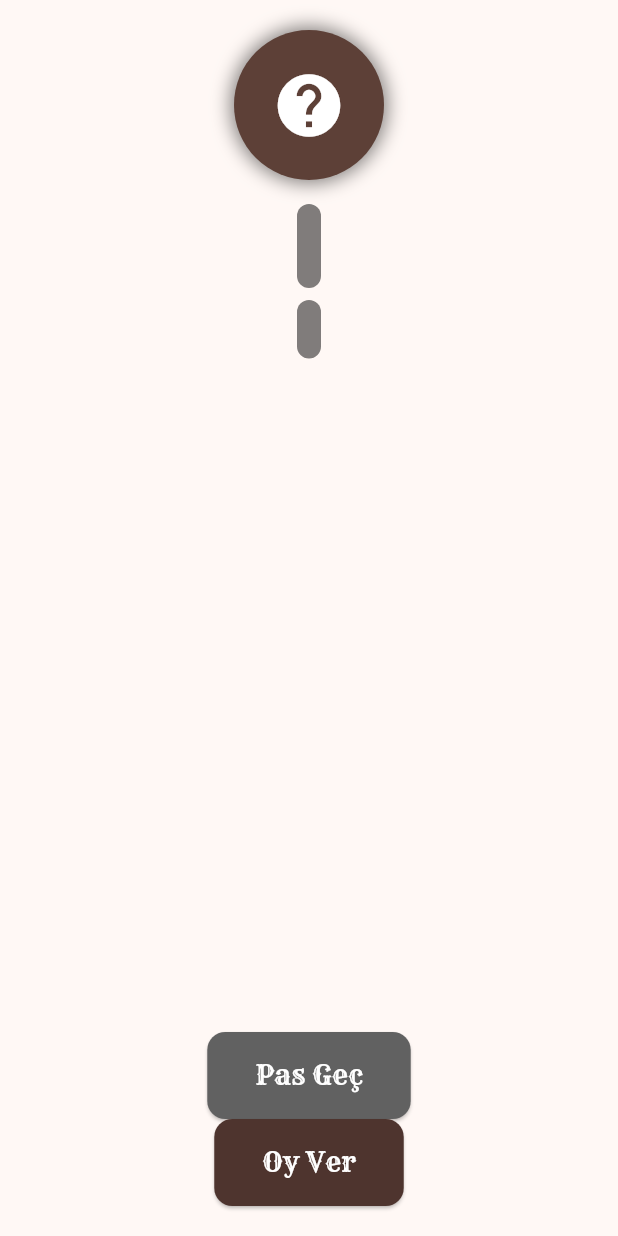
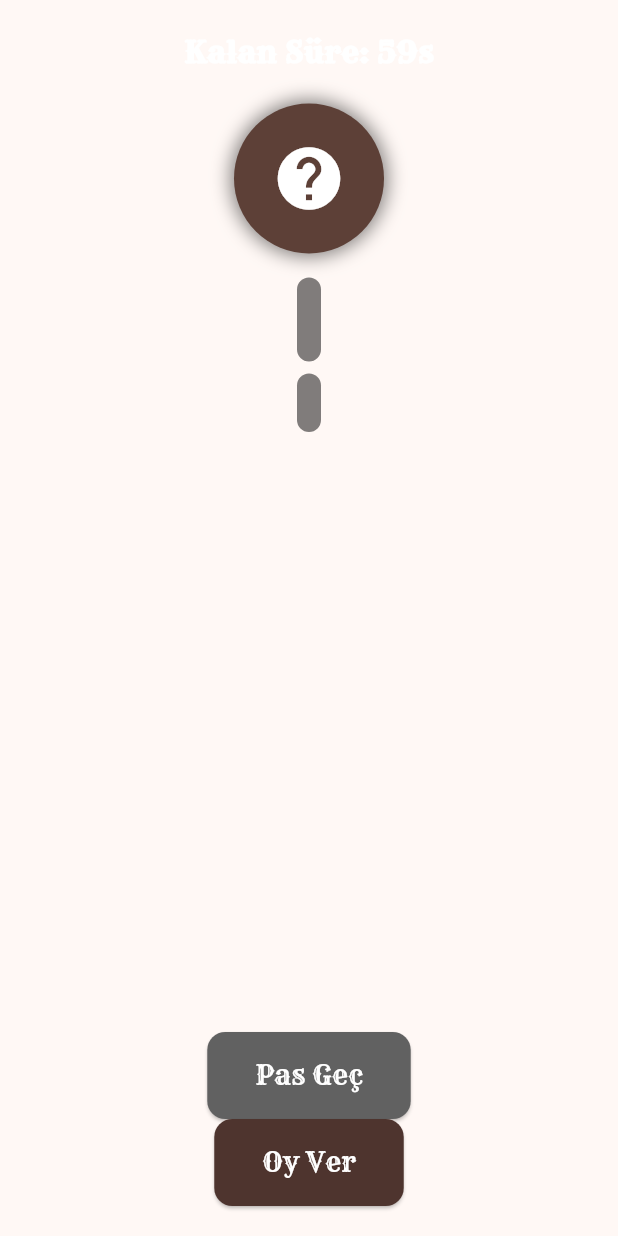
Before and after one commit to cihatemrevrds/noondaygame, a Flutter app: the DayPhaseScreen widget shown alone on an empty page, opened directly with empty values, on a phone screen of 412 x 824 dp. Run offline on Flutter 3.47's test engine with Material 3 defaults, Android fonts, the phone set to English and light mode, and no system bars; our stand-ins replace cloud_firestore, firebase_auth, firebase_core; accounts and stored records are empty.

Commit message:
screen settings fixed

```diff
--- a/lib/screens/day_phase_screen.dart
+++ b/lib/screens/day_phase_screen.dart
@@ -1,6 +1,56 @@
 import 'package:flutter/material.dart';
+import 'dart:async';
 import '../models/player.dart';
 import '../widgets/role_utils.dart';
+import '../services/lobby_service.dart';
+
+class TimerWidget extends StatefulWidget {
+  final int dayPhaseDuration;
+
+  const TimerWidget({super.key, required this.dayPhaseDuration});
+
+  @override
+  _TimerWidgetState createState() => _TimerWidgetState();
+}
+
+class _TimerWidgetState extends State<TimerWidget> {
+  late int remainingTime;
+  late Timer timer;
+
+  @override
+  void initState() {
+    super.initState();
+    remainingTime = widget.dayPhaseDuration;
+    timer = Timer.periodic(const Duration(seconds: 1), (timer) {
+      if (remainingTime > 0) {
+        setState(() {
+          remainingTime--;
+        });
+      } else {
+        timer.cancel();
+      }
+    });
+  }
+
+  @override
+  void dispose() {
+    timer.cancel();
+    super.dispose();
+  }
+
+  @override
+  Widget build(BuildContext context) {
+    return Text(
+      'Kalan Süre: ${remainingTime}s',
+      style: const TextStyle(
+        fontFamily: 'Rye',
+        fontSize: 20,
+        color: Colors.white,
+        fontWeight: FontWeight.bold,
+      ),
+    );
+  }
+}
 
 class DayPhaseScreen extends StatelessWidget {
   final String currentUserId;
@@ -25,9 +75,25 @@ class DayPhaseScreen extends StatelessWidget {
   });
   @override
   Widget build(BuildContext context) {
+    return FutureBuilder<Map<String, dynamic>>(
+      future: LobbyService().getLobbySettings('lobbyCode'), // Replace 'lobbyCode' with actual lobby code
+      builder: (context, snapshot) {
+        if (!snapshot.hasData) {
+          return const Center(child: CircularProgressIndicator());
+        }
+
+        // Safely retrieve dayPhaseDuration with a default value
+        final dayPhaseDuration = snapshot.data!['dayPhaseDuration'] ?? 60; // Default to 60 seconds if null
+
         return Column(
           mainAxisAlignment: MainAxisAlignment.spaceBetween,
           children: [
+            // Timer Section
+            Padding(
+              padding: const EdgeInsets.only(top: 20),
+              child: TimerWidget(dayPhaseDuration: dayPhaseDuration),
+            ),
+
             // Üst kısım: Rol bilgisi
             Padding(
               padding: const EdgeInsets.only(top: 20), // Reduced from 50 to 20
@@ -255,5 +321,7 @@ class DayPhaseScreen extends StatelessWidget {
             ),
           ],
         );
+      },
+    );
   }
 }
--- a/lib/services/lobby_service.dart
+++ b/lib/services/lobby_service.dart
@@ -783,17 +783,17 @@ class LobbyService {
       final gameSettings = data['gameSettings'] as Map<String, dynamic>? ?? {};
 
       return {
-        'nightPhaseDuration': data['nightPhaseDuration'] ?? 30,
-        'eventPhaseDuration': data['eventPhaseDuration'] ?? 5,
-        'dayPhaseDuration': data['dayPhaseDuration'] ?? 60,
+        'nightPhaseDuration': gameSettings['nightTime'] ?? 30,
+        'eventPhaseDuration': gameSettings['eventPhaseDuration'] ?? 5,
+        'dayPhaseDuration': gameSettings['discussionTime'] ?? 60,
         'manualPhaseControl': gameSettings['manualPhaseControl'] ?? false,
       };
     } catch (e) {
       print('Error fetching lobby settings: $e');
       return {
-        'nightPhaseDuration': 30,
+        'nightTime': 30,
         'eventPhaseDuration': 5,
-        'dayPhaseDuration': 60,
+        'discussionTime': 60,
         'manualPhaseControl': false,
       };
     }
```
Also changed, not shown: lib/screens/night_phase_screen.dart (+80 -1 lines). Lines whose indentation alone changed are shown as unchanged.
